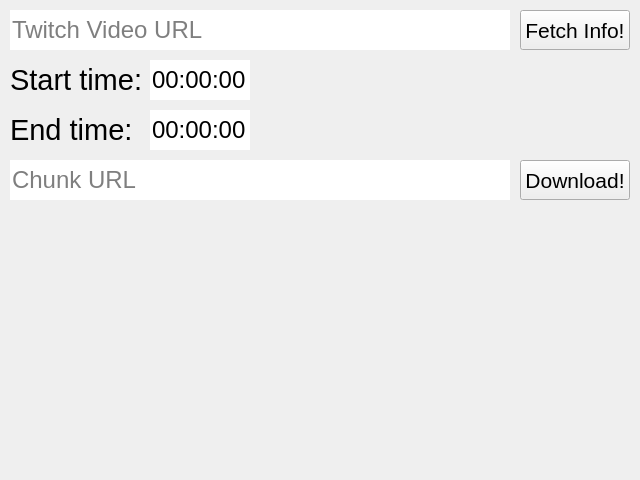
This is ui/vod.ui in Pixelsuft/twitch-keeper as Qt 5 draws it before an edit. The edited form follows.
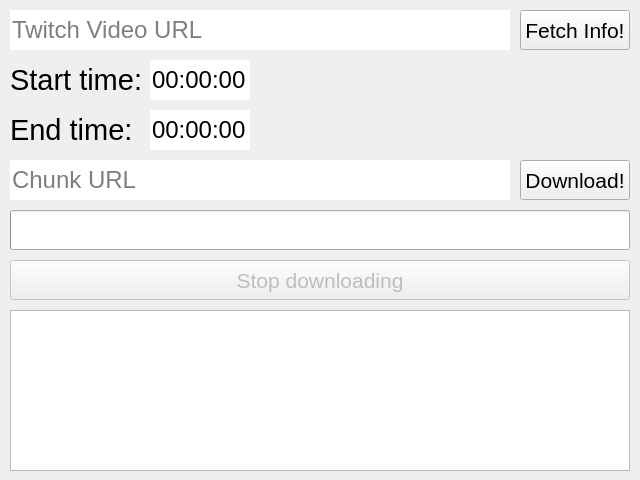
This is the edited form. Icons and pictures are not drawn.

Diff of the .ui file:
```diff
--- a/ui/vod.ui
+++ b/ui/vod.ui
@@ -178,6 +178,70 @@
      <string>Download!</string>
     </property>
    </widget>
+   <widget class="QProgressBar" name="downBar">
+    <property name="geometry">
+     <rect>
+      <x>10</x>
+      <y>210</y>
+      <width>620</width>
+      <height>40</height>
+     </rect>
+    </property>
+    <property name="value">
+     <number>0</number>
+    </property>
+    <property name="textVisible">
+     <bool>false</bool>
+    </property>
+    <property name="format">
+     <string/>
+    </property>
+   </widget>
+   <widget class="QPushButton" name="stopButton">
+    <property name="enabled">
+     <bool>false</bool>
+    </property>
+    <property name="geometry">
+     <rect>
+      <x>10</x>
+      <y>260</y>
+      <width>620</width>
+      <height>40</height>
+     </rect>
+    </property>
+    <property name="font">
+     <font>
+      <pointsize>16</pointsize>
+     </font>
+    </property>
+    <property name="text">
+     <string>Stop downloading</string>
+    </property>
+   </widget>
+   <widget class="QListWidget" name="logList">
+    <property name="geometry">
+     <rect>
+      <x>10</x>
+      <y>310</y>
+      <width>620</width>
+      <height>161</height>
+     </rect>
+    </property>
+    <property name="font">
+     <font>
+      <pointsize>10</pointsize>
+     </font>
+    </property>
+    <property name="frameShape">
+     <enum>QFrame::Shape::StyledPanel</enum>
+    </property>
+    <property name="frameShadow">
+     <enum>QFrame::Shadow::Plain</enum>
+    </property>
+    <property name="wordWrap">
+     <bool>true</bool>
+    </property>
+   </widget>
   </widget>
  </widget>
  <resources/>
```
Left out of the diff: 2 changed lines with no effect on the pictures.
